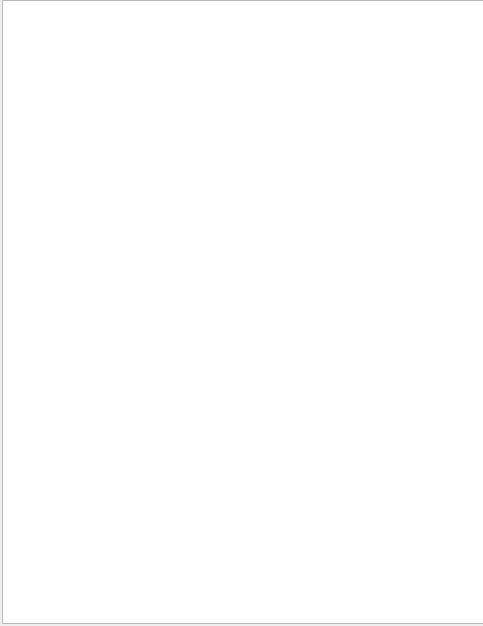
Old version of the form ui/timeline_view.ui in the repository zkovari/plotlyst; both pictures show x 0 to 483 and y 0 to 626 of the 806 by 626 pixel window.
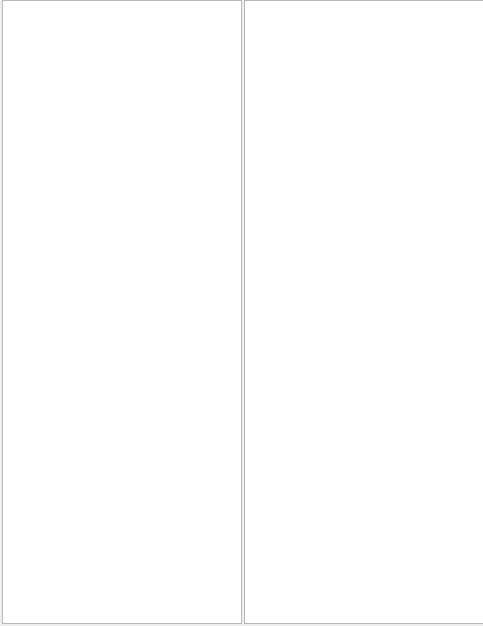
New version of the form.

Commit message: Improve timeline view

```diff
--- a/ui/timeline_view.ui
+++ b/ui/timeline_view.ui
@@ -13,7 +13,7 @@
   <property name="windowTitle">
    <string>Form</string>
   </property>
-  <layout class="QVBoxLayout" name="verticalLayout">
+  <layout class="QHBoxLayout" name="horizontalLayout">
    <property name="spacing">
     <number>2</number>
    </property>
@@ -29,6 +29,25 @@
    <property name="bottomMargin">
     <number>2</number>
    </property>
+   <item>
+    <widget class="QTableView" name="tblScenes">
+     <property name="maximumSize">
+      <size>
+       <width>240</width>
+       <height>16777215</height>
+      </size>
+     </property>
+     <property name="editTriggers">
+      <set>QAbstractItemView::AllEditTriggers</set>
+     </property>
+     <attribute name="horizontalHeaderVisible">
+      <bool>false</bool>
+     </attribute>
+     <attribute name="verticalHeaderVisible">
+      <bool>false</bool>
+     </attribute>
+    </widget>
+   </item>
    <item>
     <widget class="QGraphicsView" name="graphicsTimeline"/>
    </item>
```
The commit also changes 4 other files.
